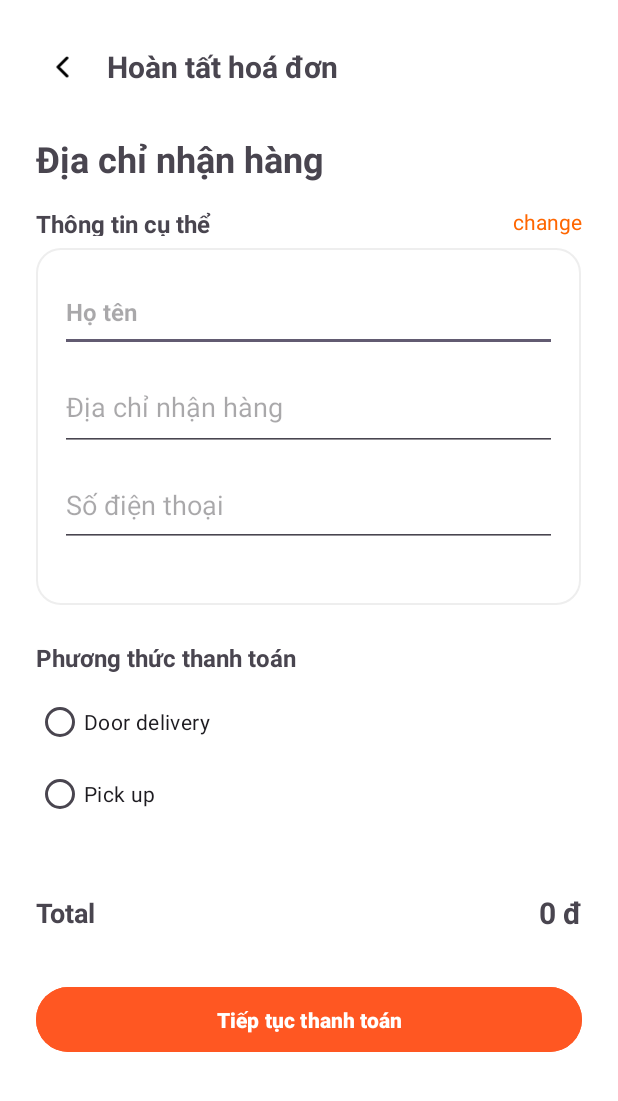
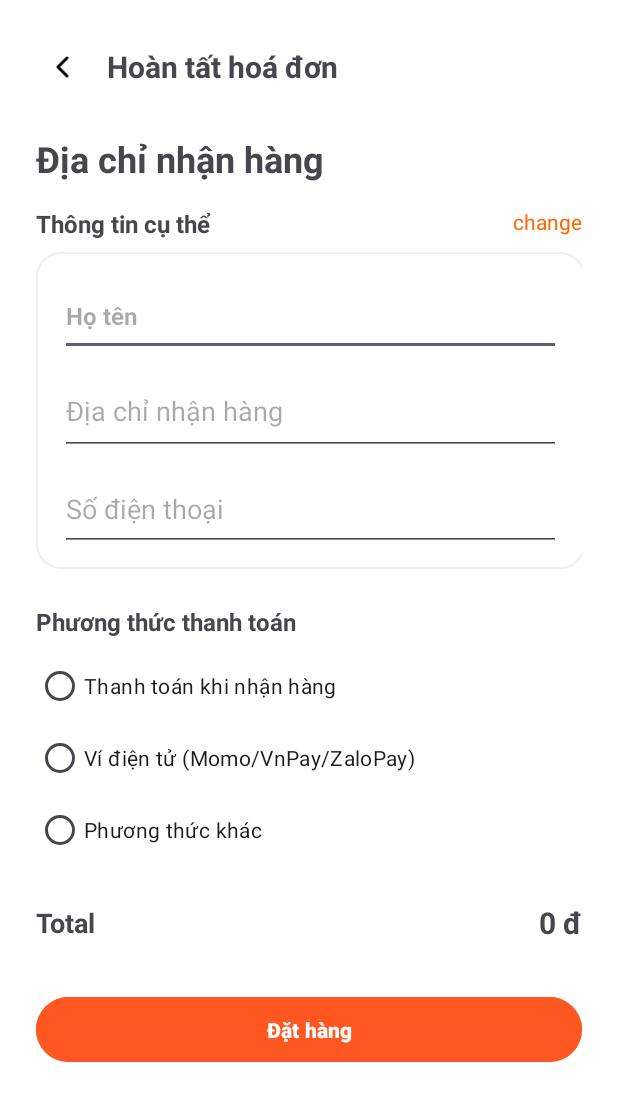
Before and after one commit to HatNhai/Foody, an Android app: the CheckoutActivity screen opened directly, with no data from a screen before it, on a phone screen of 412 x 824 dp. Shown: the top 1101 px of the screen. Run offline under Robolectric (Android 15) with nearby library versions, the light colour scheme and no system bars; our stand-ins replace Firebase (no records; nobody signed in at launch, a user with empty details on screens opened directly).

Commit message:
chinh sua

```diff
--- a/app/src/main/res/layout/activity_checkout.xml
+++ b/app/src/main/res/layout/activity_checkout.xml
@@ -51,7 +51,7 @@
             android:layout_marginBottom="8dp">
 
             <TextView
-                android:layout_width="0dp"
+                android:layout_width="311dp"
                 android:layout_height="match_parent"
                 android:layout_weight="1"
                 android:text="Thông tin cụ thể"
@@ -60,7 +60,7 @@
 
             <TextView
                 android:layout_width="wrap_content"
-                android:layout_height="wrap_content"
+                android:layout_height="match_parent"
                 android:text="change"
                 android:textColor="#FF6600"
                 android:textSize="14sp" />
@@ -68,8 +68,8 @@
 
         <!-- Address Box -->
         <LinearLayout
-            android:layout_width="363dp"
-            android:layout_height="238dp"
+            android:layout_width="366dp"
+            android:layout_height="211dp"
             android:layout_marginBottom="24dp"
             android:background="@drawable/bg_box"
             android:orientation="vertical"
@@ -113,8 +113,8 @@
 
         <RadioGroup
             android:id="@+id/rgDelivery"
-            android:layout_width="361dp"
-            android:layout_height="113dp"
+            android:layout_width="370dp"
+            android:layout_height="wrap_content"
             android:layout_marginBottom="24dp"
             android:orientation="vertical">
 
@@ -123,14 +123,21 @@
                 android:layout_width="wrap_content"
                 android:layout_height="wrap_content"
                 android:buttonTint="#FF6600"
-                android:text="Door delivery" />
+                android:text="Thanh toán khi nhận hàng" />
 
             <RadioButton
                 android:id="@+id/rbPickUp"
                 android:layout_width="wrap_content"
                 android:layout_height="wrap_content"
                 android:buttonTint="#FF6600"
-                android:text="Pick up" />
+                android:text="Ví điện tử (Momo/VnPay/ZaloPay)" />
+
+            <RadioButton
+                android:id="@+id/rbOther"
+                android:layout_width="wrap_content"
+                android:layout_height="wrap_content"
+                android:buttonTint="#FF6600"
+                android:text="Phương thức khác" />
         </RadioGroup>
 
         <!-- Total Price -->
@@ -165,7 +172,7 @@
             android:layout_marginTop="8dp"
             android:backgroundTint="#FF5722"
             android:paddingVertical="12dp"
-            android:text="Tiếp tục thanh toán"
+            android:text="Đặt hàng"
             android:textColor="#FFFFFF"
             android:textStyle="bold" />
     </LinearLayout>
```
Also changed, not shown: app/src/main/java/vn/edu/tlu/cse/ht/nhaivu/foodorderapp/CheckoutActivity.java (+47 -8 lines).
